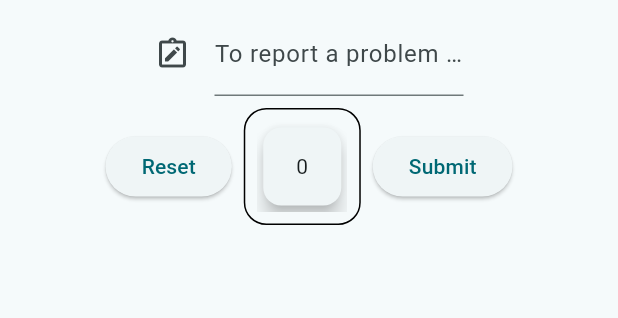
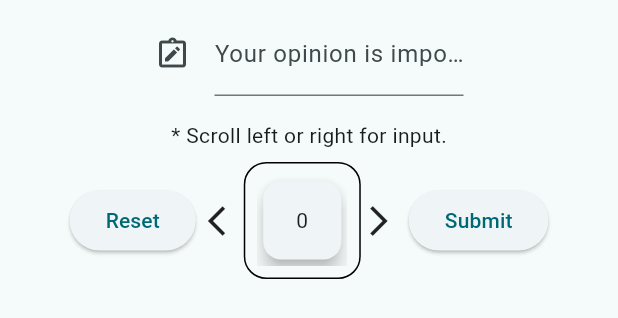
Before and after one commit to Pierre81385/full-stack-potato, a Flutter app: the InputComponent widget shown alone on an empty page, opened directly, on a phone screen of 412 x 824 dp. Shown: the top 318 px of the screen. Run offline on Flutter 3.47's test engine with Material 2 defaults, Android fonts, the phone set to English and light mode, and no system bars; our stand-ins replace cloud_firestore, firebase_core, flutter_svg, google_fonts; missing offline and left inert: dart:html; accounts and stored records are empty.

Commit message:
negative feedback form added

```diff
--- a/lib/experience.dart
+++ b/lib/experience.dart
@@ -21,6 +21,6 @@ class _ExperienceComponentState extends State<ExperienceComponent> {
     Size media = MediaQuery.of(context).size;
     double height = media.height;
     double width = media.width;
-    return width < 500 ? Text("Mobile Experience") : InputComponent();
+    return width < 500 ? Text("Mobile Experience") : Text('Desktop Experience');
   }
 }
--- a/lib/input.dart
+++ b/lib/input.dart
@@ -122,12 +122,16 @@ class _InputComponentState extends State<InputComponent> {
                 focusNode: focusComplaint,
                 decoration: const InputDecoration(
                     labelText:
-                        'To report a problem please leave a comment here!',
+                        'Your opinion is important to me!  Please use this dedicated form for any negative feedback!',
                     fillColor: Colors.white,
                     icon: Icon(Icons.note_alt_outlined)),
               ),
             ),
           ),
+        ),
+        Padding(
+          padding: const EdgeInsets.all(8.0),
+          child: Text('* Scroll left or right for input.'),
         ),
         Row(
           mainAxisAlignment: MainAxisAlignment.center,
@@ -143,6 +147,7 @@ class _InputComponentState extends State<InputComponent> {
                   },
                   child: Text("Reset")),
             ),
+            Icon(Icons.arrow_back_ios),
             Container(
               decoration: BoxDecoration(
                   borderRadius: BorderRadius.circular(15),
@@ -192,6 +197,7 @@ class _InputComponentState extends State<InputComponent> {
                 ),
               ),
             ),
+            Icon(Icons.arrow_forward_ios),
             Padding(
               padding: const EdgeInsets.all(8.0),
               child: ElevatedButton(
```
Also changed, not shown: lib/projects.dart (+18 -0 lines).
